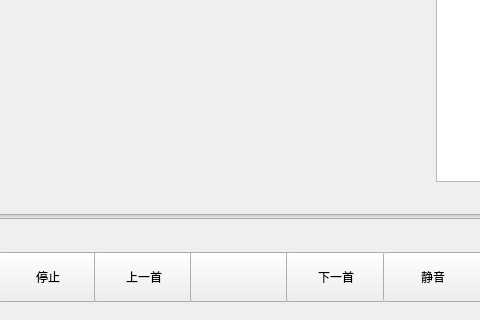
Above: MainWindow.ui from scut-201930340437/ASongPlayer before the change; both pictures show x 117 to 597 and y 280 to 600 of the 800 by 600 pixel window. Below: the same form after it.
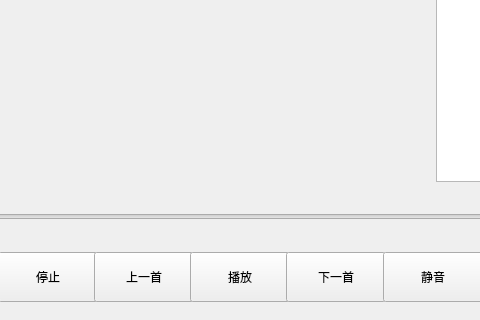
That is the form after the change. Custom widgets are drawn as their Qt base class.

Commit message: 丰富右键菜单栏，调整右键作用范围为播放窗口

What changed in the file:
```diff
--- a/MainWindow.ui
+++ b/MainWindow.ui
@@ -398,7 +398,7 @@
           <string notr="true"/>
          </property>
          <property name="text">
-          <string/>
+          <string>播放</string>
          </property>
         </widget>
        </item>
```
Left out of the diff: 18 changed lines with no effect on the pictures. The commit also changes 6 other files.
